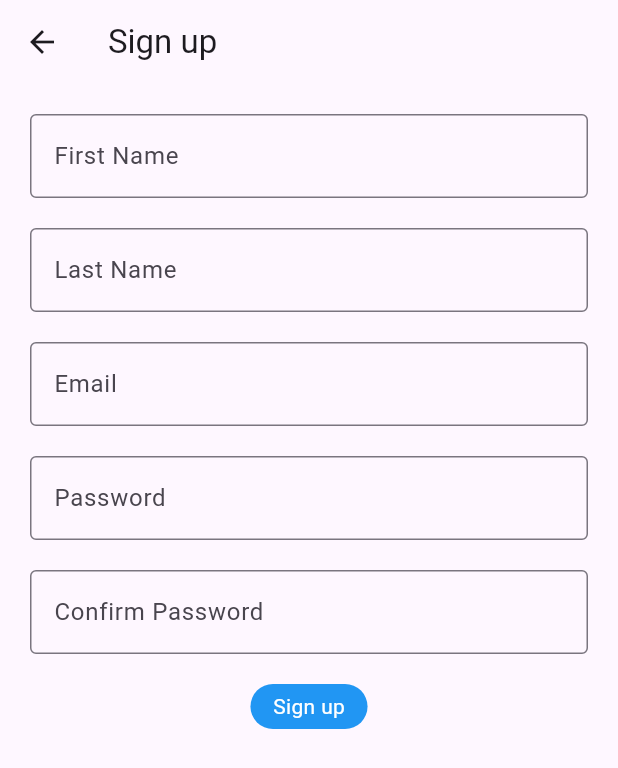
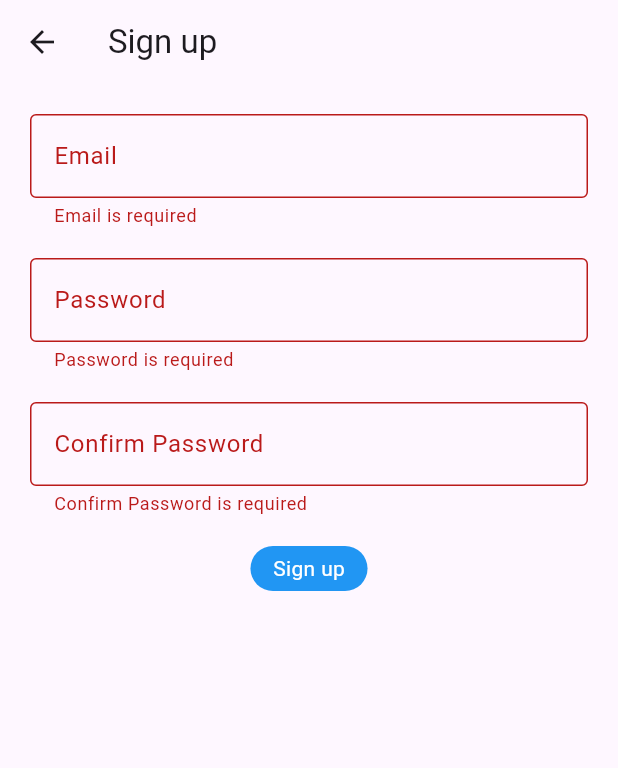
Before and after one commit to Harish5nu/Flutter-Project, a Flutter app: the RegistrationPage screen opened directly, after a tap on "Sign up", on a phone screen of 412 x 824 dp. Shown: the top 768 px of the screen. Run offline on Flutter 3.47's test engine with Material 3 defaults, Android fonts, the phone set to English and light mode, and no system bars; our stand-ins replace dio.

```diff
--- /dev/null
+++ b/lib/Features/auth/services/login_service.dart
@@ -0,0 +1,14 @@
+import 'package:dio/dio.dart';
+
+class loginService {
+  Future<String> register({required String email, required String password}) async {
+    final response = await Dio().post(
+      'https://moderngrowth-us.backendless.app/api/users/register',
+      data: {'email': email, 'password': password},
+    );
+    if (response.statusCode == 200) {
+      return 'Registration successful';
+    }
+    return 'Registration failed.';
+  }
+}
--- a/lib/Features/auth/views/registration_page.dart
+++ b/lib/Features/auth/views/registration_page.dart
@@ -1,9 +1,21 @@
+import 'package:awt_project/Features/auth/services/login_service.dart';
 import 'package:awt_project/core/widgets/buttons.dart';
 import 'package:flutter/material.dart';
 
-class RegistrationPage extends StatelessWidget {
+class RegistrationPage extends StatefulWidget {
   const RegistrationPage({super.key});
 
+  @override
+  State<RegistrationPage> createState() => _RegistrationPageState();
+}
+
+class _RegistrationPageState extends State<RegistrationPage> {
+  final _formKey = GlobalKey<FormState>();
+  final _emailController = TextEditingController();
+  final _passwordController = TextEditingController();
+  final _confirmPasswordController = TextEditingController();
+  final loginService _loginservice = loginService();
+  bool isLoading = false;
   @override
   Widget build(BuildContext context) {
     return Scaffold(
@@ -12,50 +24,85 @@ class RegistrationPage extends StatelessWidget {
       body: Padding(
         padding: const EdgeInsets.all(20.0),
         child: SingleChildScrollView(
+          child: Form(
+            key: _formKey,
+            autovalidateMode: AutovalidateMode.onUserInteraction,
             child: Column(
               spacing: 20,
               children: [
                 TextFormField(
-                decoration: InputDecoration(
-                  border: OutlineInputBorder(),
-                  labelText: 'First Name',
-                ),
-              ),
-              TextFormField(
-                decoration: InputDecoration(
-                  border: OutlineInputBorder(),
-                  labelText: 'Last Name',
-                ),
-              ),
-              TextFormField(
+                  controller: _emailController,
+                  validator: (value) {
+                    if (value != null && value.isNotEmpty) {
+                      return null;
+                    } else {
+                      return 'Email is required';
+                    }
+                  },
                   decoration: InputDecoration(
                     border: OutlineInputBorder(),
                     labelText: 'Email',
                   ),
                 ),
                 TextFormField(
+                  controller: _passwordController,
+                  validator: (value) {
+                    if (value != null && value.isNotEmpty) {
+                      return null;
+                    } else {
+                      return 'Password is required';
+                    }
+                  },
                   decoration: InputDecoration(
                     border: OutlineInputBorder(),
                     labelText: 'Password',
                   ),
                 ),
                 TextFormField(
+                  controller: _confirmPasswordController,
+                  validator: (value) {
+                    if (value != null && value.isNotEmpty) {
+                      if (value != _passwordController.text) {
+                        return 'Passwords do not match';
+                      }
+                      return null;
+                    } else {
+                      return 'Confirm Password is required';
+                    }
+                  },
                   decoration: InputDecoration(
                     border: OutlineInputBorder(),
                     labelText: 'Confirm Password',
                   ),
                 ),
 
+                isLoading? CircularProgressIndicator():
                 CustomButton(
                   title: 'Sign up',
-                onTap: () {
-                  print('Sign up Tapped');
+                  onTap: () async {
+                    if (_formKey.currentState?.validate() == true) {
+                      setState(() {
+
+
+                      isLoading = true;
+                      });
+                      final message = await _loginservice.register(
+                        email: _emailController.text,
+                        password: _passwordController.text,
+                      );
+                      setState(() {
+
+
+                      isLoading = false;
+                      });
+                    }
                   },
                 ),
               ],
             ),
           ),
         ),
+      ),
     );
   }
 }
--- a/pubspec.yaml
+++ b/pubspec.yaml
@@ -34,6 +34,7 @@ dependencies:
   # The following adds the Cupertino Icons font to your application.
   # Use with the CupertinoIcons class for iOS style icons.
   cupertino_icons: ^1.0.8
+  dio: ^5.8.0+1
 
 dev_dependencies:
   flutter_test:
```
Also changed, not shown: pubspec.lock. Lines whose indentation alone changed are shown as unchanged.
